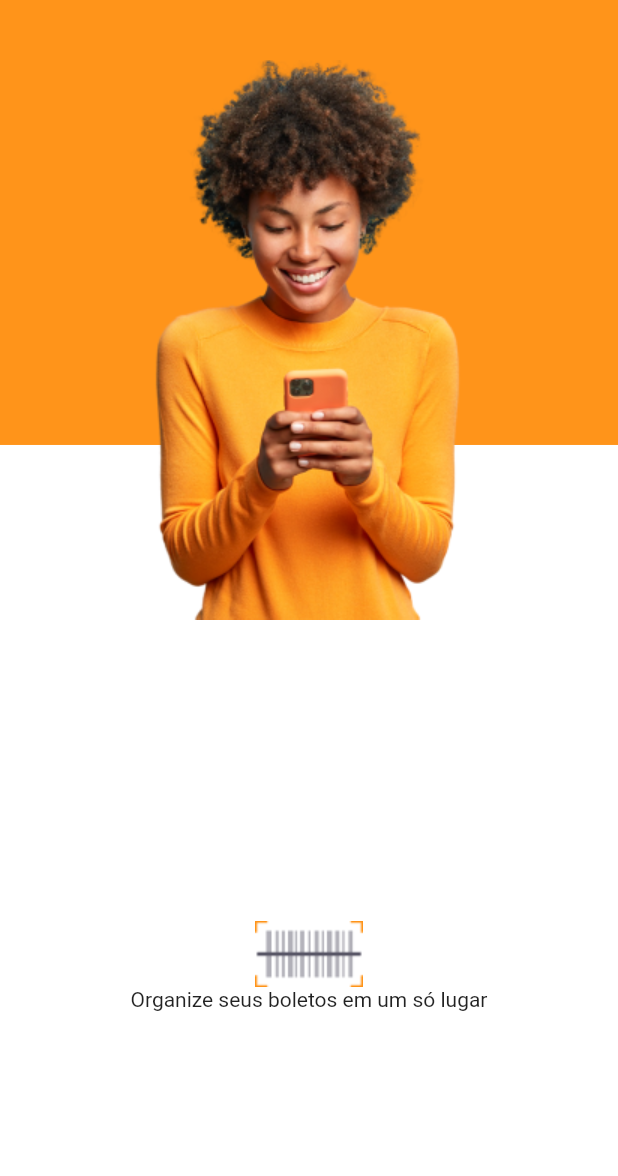
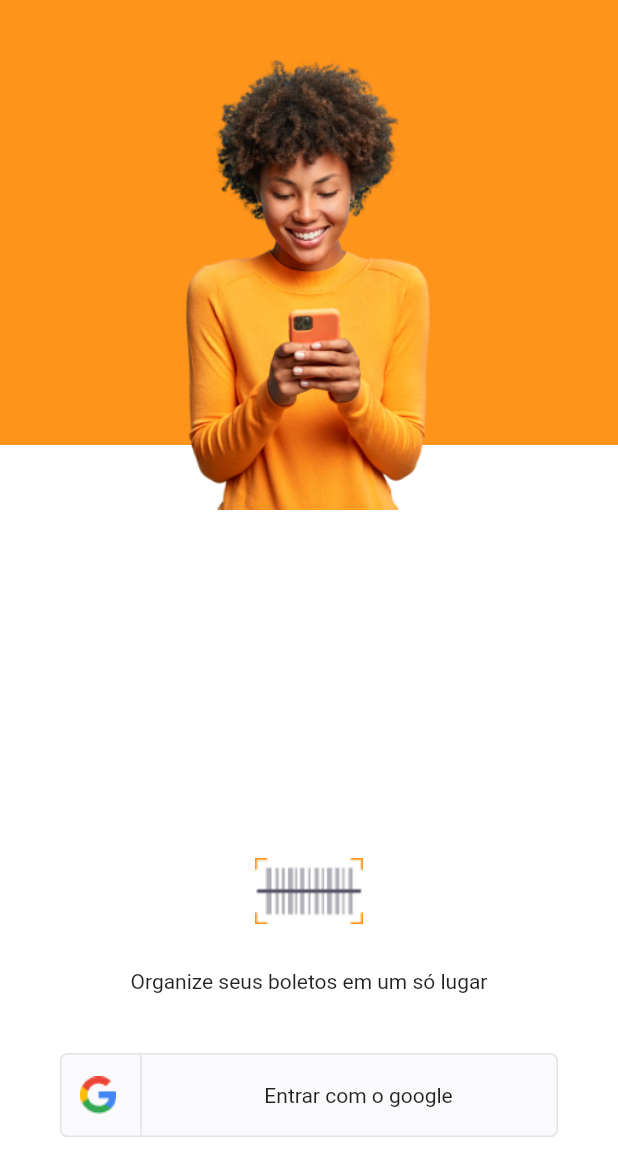
Before and after one commit to felixx97/APP_BOLETO_FLUTTER, a Flutter app: the screen it shows after launch, on a phone screen of 412 x 824 dp. Shown: the top 1176 px of the screen. Run offline on Flutter 3.47's test engine with Material 2 defaults, Android fonts, the phone set to English and light mode, and no system bars.

Commit message:
Pagina com login

```diff
--- a/lib/main.dart
+++ b/lib/main.dart
@@ -1,4 +1,5 @@
 import 'package:flutter/material.dart';
+import 'package:flutter_application_9_app/modules/home/home_page.dart';
 import 'package:flutter_application_9_app/modules/login/login_pag.dart';
 import 'package:flutter_application_9_app/modules/splash/splash_pag.dart';
 import 'package:flutter_application_9_app/shared/themes/app_colors.dart';
--- /dev/null
+++ b/lib/modules/home/home_page.dart
@@ -0,0 +1,14 @@
+import 'package:flutter/material.dart';
+
+class HomePage extends StatelessWidget {
+  const HomePage({Key? key}) : super(key: key);
+
+  @override
+  Widget build(BuildContext context) {
+    return Scaffold(
+      appBar: AppBar(
+        title: Text("Home Page"),
+      ),
+    );
+  }
+}
--- a/lib/modules/login/login_pag.dart
+++ b/lib/modules/login/login_pag.dart
@@ -2,6 +2,7 @@ import 'package:flutter/material.dart';
 import 'package:flutter_application_9_app/shared/themes/app_colors.dart';
 import 'package:flutter_application_9_app/shared/themes/app_images.dart';
 import 'package:flutter_application_9_app/shared/themes/app_text_styles.dart';
+import 'package:flutter_application_9_app/shared/widgets/social_login/social_login_button.dart';
 
 class LoginPag extends StatefulWidget {
   const LoginPag({Key? key}) : super(key: key);
@@ -33,10 +34,10 @@ class _LoginPagState extends State<LoginPag> {
                 child: Image.asset(
                   AppImages.person,
                   width: 208,
-                  height: 373,
+                  height: 300,
                 )),
             Positioned(
-              bottom: 150,
+              bottom: size.height * 0.08,
               left: 0,
               right: 0,
               child: Column(
@@ -46,9 +47,26 @@ class _LoginPagState extends State<LoginPag> {
                     CrossAxisAlignment.center, //alinhamento horizontal
                 children: [
                   Image.asset(AppImages.logomini),
-                  Text(
-                    "Organize seus boletos em um só lugar",
-                    style: TextStyles.titleRegular,
+                  Padding(
+                    padding:
+                        const EdgeInsets.only(top: 30, left: 70, right: 70),
+                    child: Text(
+                      "Organize seus boletos em um só lugar",
+                      textAlign: TextAlign.center,
+                      style: TextStyles.titleHome,
+                    ),
+                  ),
+                  Padding(
+                    padding: const EdgeInsets.only(
+                      top: 40,
+                      left: 40,
+                      right: 40,
+                    ),
+                    child: SocialLoginButton(
+                      onTap: () {
+                        print("Clicou");
+                      },
+                    ),
                   )
                 ],
               ),
--- /dev/null
+++ b/lib/shared/widgets/social_login/social_login_button.dart
@@ -0,0 +1,57 @@
+import 'package:flutter/material.dart';
+import 'package:flutter_application_9_app/shared/themes/app_colors.dart';
+import 'package:flutter_application_9_app/shared/themes/app_images.dart';
+import 'package:flutter_application_9_app/shared/themes/app_text_styles.dart';
+
+class SocialLoginButton extends StatelessWidget {
+  final VoidCallback onTap;
+  const SocialLoginButton({Key? key, required this.onTap}) : super(key: key);
+
+  @override
+  Widget build(BuildContext context) {
+    return InkWell(
+      onTap: onTap,
+      child: Container(
+        height: 56,
+        decoration: BoxDecoration(
+            color: AppColors.shape,
+            borderRadius: BorderRadius.circular(5),
+            border: Border.fromBorderSide(
+              BorderSide(color: AppColors.stroke),
+            )),
+        child: Row(
+          children: [
+            Expanded(
+                flex: 1,
+                child: Row(
+                  mainAxisAlignment: MainAxisAlignment.center,
+                  children: [
+                    Image.asset(AppImages.google),
+                    SizedBox(
+                      width: 16,
+                    ),
+                    Container(
+                      height: 56,
+                      width: 1,
+                      color: AppColors.stroke,
+                    )
+                  ],
+                )),
+            Expanded(
+              flex: 4,
+              child: Row(
+                mainAxisAlignment: MainAxisAlignment.center,
+                children: [
+                  Text(
+                    "Entrar com o google",
+                    style: TextStyles.buttonGray,
+                  ),
+                ],
+              ),
+            ),
+          ],
+        ),
+      ),
+    );
+  }
+}
```
